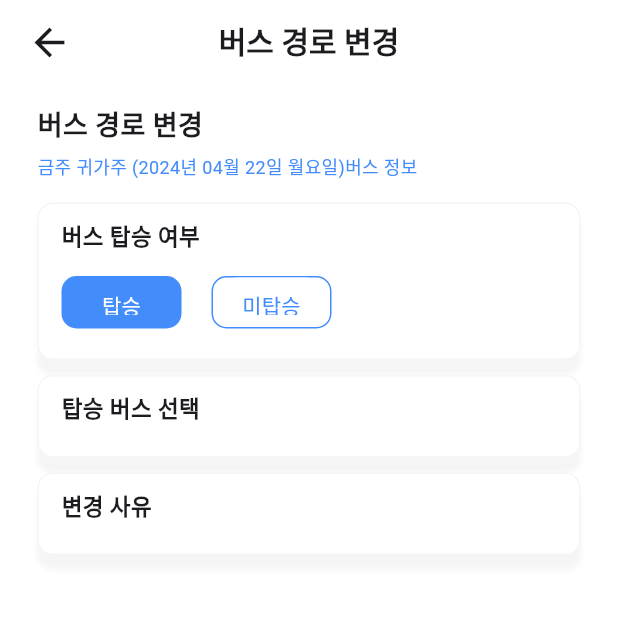
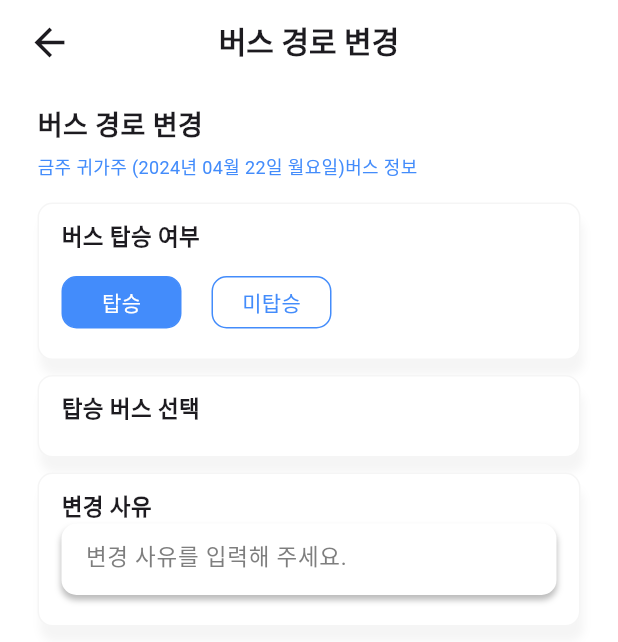
Before and after one commit to Guardian-Bus-System/web, a Flutter app: the screen it shows after launch, after a tap on "xxx님, 안녕하세요!", on a phone screen of 412 x 824 dp. Shown: the top 642 px of the screen. Run offline on Flutter 3.47's test engine with Material 3 defaults, Android fonts, the phone set to English and light mode, and no system bars; our stand-ins replace flutter_local_notifications, get, shared_preferences, velocity_x.

Commit message:
first-front

```diff
--- a/lib/controller/change_pw_controller.dart
+++ b/lib/controller/change_pw_controller.dart
@@ -1,7 +1,7 @@
 import 'dart:async';
 import 'dart:convert';
 import 'package:capstone_front/screen/auth/authPages/login_page.dart';
-import 'package:capstone_front/screen/auth/widgets/formatter.dart';
+import 'package:capstone_front/screen/widget/AuthWidgets/formatter.dart';
 import 'package:capstone_front/utils/api_endpoint.dart';
 import 'package:flutter/material.dart';
 import 'package:get/get.dart';
--- a/lib/controller/login_controller.dart
+++ b/lib/controller/login_controller.dart
@@ -2,7 +2,7 @@ import 'dart:async';
 import 'dart:convert';
 
 import 'package:capstone_front/screen/pages/home_screen.dart';
-import 'package:capstone_front/screen/auth/widgets/formatter.dart';
+import 'package:capstone_front/screen/widget/AuthWidgets/formatter.dart';
 import 'package:capstone_front/utils/api_endpoint.dart';
 import 'package:flutter/material.dart';
 import 'package:get/get.dart';
--- a/lib/screen/CustomSide/color_theme.dart
+++ b/lib/screen/CustomSide/color_theme.dart
@@ -2,6 +2,7 @@
 import 'package:flutter/material.dart';
 
 const baseColor =  Color.fromRGBO(67, 140, 251, 1);
+const drawerBacgroundColor = Color.fromRGBO(255, 254, 254, 1);
 const bacgroundOrTextColor = Colors.white;
 const backgroundColor = Colors.white;
 const black = Colors.black;
--- a/lib/screen/auth/authPages/cerfication_page.dart
+++ b/lib/screen/auth/authPages/cerfication_page.dart
@@ -3,8 +3,8 @@ import 'package:capstone_front/screen/CustomSide/color_theme.dart';
 import 'package:capstone_front/screen/CustomSide/spaceing_box.dart';
 import 'package:capstone_front/screen/auth/authPages/change_pw_page.dart';
 import 'package:capstone_front/screen/auth/authPages/login_page.dart';
-import 'package:capstone_front/screen/auth/widgets/input_Field.dart';
-import 'package:capstone_front/screen/auth/widgets/submit_button.dart';
+import 'package:capstone_front/screen/widget/AuthWidgets/input_Field.dart';
+import 'package:capstone_front/screen/widget/AuthWidgets/submit_button.dart';
 import 'package:capstone_front/utils/img.dart';
 import 'package:flutter/material.dart';
 import 'package:get/get.dart';
--- a/lib/screen/auth/authPages/change_pw_page.dart
+++ b/lib/screen/auth/authPages/change_pw_page.dart
@@ -3,8 +3,8 @@ import 'package:capstone_front/screen/CustomSide/color_theme.dart';
 import 'package:capstone_front/screen/CustomSide/font_size.dart';
 import 'package:capstone_front/screen/CustomSide/spaceing_box.dart';
 import 'package:capstone_front/screen/auth/authPages/login_page.dart';
-import 'package:capstone_front/screen/auth/widgets/input_Field.dart';
-import 'package:capstone_front/screen/auth/widgets/submit_button.dart';
+import 'package:capstone_front/screen/widget/AuthWidgets/input_Field.dart';
+import 'package:capstone_front/screen/widget/AuthWidgets/submit_button.dart';
 import 'package:capstone_front/utils/img.dart';
 import 'package:flutter/material.dart';
 import 'package:get/get.dart';
--- a/lib/screen/auth/authPages/login_page.dart
+++ b/lib/screen/auth/authPages/login_page.dart
@@ -7,8 +7,8 @@ import 'package:flutter/material.dart';
 import 'package:get/get.dart';
 import 'package:velocity_x/velocity_x.dart';
 
-import '../widgets/input_Field.dart';
-import '../widgets/submit_button.dart';
+import '../../widget/AuthWidgets/input_Field.dart';
+import '../../widget/AuthWidgets/submit_button.dart';
 
 class LoginPage extends StatefulWidget {
   const LoginPage({super.key});
--- a/lib/screen/pages/changeBusRoute_screen.dart
+++ b/lib/screen/pages/changeBusRoute_screen.dart
@@ -1,6 +1,7 @@
 import 'package:capstone_front/screen/CustomSide/color_theme.dart';
 import 'package:capstone_front/screen/CustomSide/font_size.dart';
 import 'package:capstone_front/screen/CustomSide/spaceing_box.dart';
+import 'package:capstone_front/screen/widget/AuthWidgets/input_Field.dart';
 import 'package:capstone_front/screen/widget/bus/busRouteChange_container.dart';
 import 'package:capstone_front/screen/widget/bus/busTakeButtonWidget.dart';
 import 'package:capstone_front/screen/widget/custom_appbar.dart';
@@ -17,6 +18,8 @@ class ChangeBusRouteScreen extends StatefulWidget {
 }
 
 class _ChangeBusRouteScreenState extends State<ChangeBusRouteScreen> {
+  TextEditingController textEditingController = TextEditingController();
+
   @override
   Widget build(BuildContext context) {
     return Scaffold(
@@ -57,7 +60,11 @@ class _ChangeBusRouteScreenState extends State<ChangeBusRouteScreen> {
             height10,
             BusRouteChangeContainer(
               containerName: '변경 사유',
-              child: Container(),
+              child: InputTextFieldWidget(
+                textEditingController: textEditingController,
+                hitText: '변경 사유를 입력해 주세요.\n(사유가 타당하지 않을 경우 경로 변경이 불가합니다.',
+                blindetext: false
+              ),
             ),
           ],
         ).pSymmetric(h: 25),
--- a/lib/screen/pages/home_screen.dart
+++ b/lib/screen/pages/home_screen.dart
@@ -3,8 +3,8 @@ import 'package:capstone_front/screen/CustomSide/spaceing_box.dart';
 import 'package:capstone_front/screen/widget/bus/busList_container.dart';
 import 'package:capstone_front/screen/widget/bus/busUserInfo_container.dart';
 import 'package:capstone_front/screen/widget/customHomeAppbarWidget.dart';
-import 'package:capstone_front/screen/auth/widgets/formatter.dart';
-import 'package:capstone_front/screen/auth/widgets/scrolling_text.dart';
+import 'package:capstone_front/screen/widget/AuthWidgets/formatter.dart';
+import 'package:capstone_front/screen/widget/AuthWidgets/scrolling_text.dart';
 import 'package:capstone_front/screen/widget/drawer_widget.dart';
 import 'package:capstone_front/screen/widget/notification/notification.dart';
 import 'package:flutter/cupertino.dart';
--- a/lib/screen/auth/widgets/input_Field.dart
+++ b/lib/screen/widget/AuthWidgets/input_Field.dart
@@ -1,5 +1,5 @@
-import 'package:capstone_front/screen/auth/widgets/formatter.dart';
-import 'package:capstone_front/screen/auth/widgets/input_container.dart';
+import 'package:capstone_front/screen/widget/AuthWidgets/formatter.dart';
+import 'package:capstone_front/screen/widget/AuthWidgets/input_container.dart';
 import 'package:flutter/material.dart';
 import 'package:flutter/services.dart';
 
--- a/lib/screen/auth/widgets/submit_button.dart
+++ b/lib/screen/widget/AuthWidgets/submit_button.dart
@@ -12,7 +12,8 @@ class SubmitButton extends StatelessWidget {
 
   @override
   Widget build(BuildContext context) {
-    return JoinContainer(widget:
+    return JoinContainer(
+      widget:
       ElevatedButton(
         style: ButtonStyle(
           shape: MaterialStateProperty.all<RoundedRectangleBorder>(
--- a/lib/screen/widget/bus/busRouteChange_container.dart
+++ b/lib/screen/widget/bus/busRouteChange_container.dart
@@ -21,8 +21,8 @@ class BusRouteChangeContainer extends StatelessWidget {
           BoxShadow(
             color: Colors.grey.withOpacity(0.1),
             spreadRadius: 0,
-            blurRadius: 2.0,
-            offset: const Offset(0, 10),
+            blurRadius: 4.0,
+            offset: const Offset(2, 10),
           ),],
       ),
       child: Column(
--- a/lib/screen/widget/bus/busTakeButtonWidget.dart
+++ b/lib/screen/widget/bus/busTakeButtonWidget.dart
@@ -15,19 +15,23 @@ class BusTakeButtonWidget extends StatefulWidget {
 class _BusTakeButtonWidgetState extends State<BusTakeButtonWidget> {
   @override
   Widget build(BuildContext context) {
-    return Container(
-      width: 80, height: 35,
-      decoration: BoxDecoration(
-        color: widget.buttonText == "탑승" ? baseColor : backgroundColor,
-        border: Border.all(width: 1, color: baseColor),
-        borderRadius: BorderRadius.circular(10)
-      ),
-      child: TextButton(
-        onPressed: () {},
-        style: ButtonStyle(
-          backgroundColor: MaterialStatePropertyAll( widget.buttonText == "탑승" ? baseColor : backgroundColor)
+    return InkWell(
+      onTap: () {
+        print('asdad');
+      },
+      child: Container(
+        width: 80, height: 35,
+        decoration: BoxDecoration(
+          color: widget.buttonText == "탑승" ? baseColor : backgroundColor,
+          border: Border.all(width: 1, color: baseColor),
+          borderRadius: BorderRadius.circular(10)
         ),
-        child: widget.buttonText.text.color(widget.buttonText != "탑승" ? baseColor : white).size(FontSiz14).make()
+        child: Center(
+          child: widget.buttonText
+                  .text
+                  .color(widget.buttonText != "탑승" ? baseColor : white)
+                  .size(FontSiz14).make()
+        )
       ),
     );
   }
--- a/lib/screen/widget/drawer_widget.dart
+++ b/lib/screen/widget/drawer_widget.dart
@@ -1,8 +1,13 @@
+import 'package:capstone_front/screen/CustomSide/color_theme.dart';
+import 'package:capstone_front/screen/CustomSide/font_size.dart';
+import 'package:capstone_front/screen/CustomSide/spaceing_box.dart';
 import 'package:capstone_front/screen/auth/authPages/login_page.dart';
-import 'package:capstone_front/screen/auth/widgets/submit_button.dart';
+import 'package:capstone_front/screen/widget/AuthWidgets/submit_button.dart';
+import 'package:capstone_front/utils/img.dart';
 import 'package:flutter/material.dart';
 import 'package:get/get.dart';
 import 'package:shared_preferences/shared_preferences.dart';
+import 'package:velocity_x/velocity_x.dart';
 
 class DrawerWidget extends StatelessWidget {
   const DrawerWidget({super.key});
@@ -11,49 +16,56 @@ class DrawerWidget extends StatelessWidget {
   Widget build(BuildContext context) {
 
     final Future<SharedPreferences> _prefs = SharedPreferences.getInstance();
+    bool isLogin = false;
 
     return Container(
+      color: bacgroundOrTextColor,
       child: Drawer(
-        backgroundColor: Colors.white,
+        backgroundColor: drawerBacgroundColor,
         child: Column(
+          crossAxisAlignment: CrossAxisAlignment.start,
           children: [
-            DrawerHeader(
-              child: Container(
-                decoration: BoxDecoration(border: Border.all(color: Colors.black, width: 1.5)),
-                child: Row(children: [Text('DrawerHeadeasddr')]),
+            Image.asset(GoBusLogo,width: 95),
+            height20,height5,
+            Row(
+              children: [
+                '학생'.text.bold.color(baseColor).size(FontSiz18).make(),
+                ' 3104 김주오'.text.bold.size(FontSiz18).make()
+              ],
             ),
-              decoration: BoxDecoration(color: Colors.grey[400]),
-              padding: const EdgeInsets.all(30), // 검은테두리 밖의 회색영역
-              margin: const EdgeInsets.all(10), // 흰색 영역
-            ),
-            Flexible(
-              child: Container(
-                color: Colors.blue,
-                child: SubmitButton(
-                  title: '공지',
-                  onPressed:() async {
+            height20,height20,
+
+            InkWell(
+              onTap: () async {
                 final SharedPreferences? prefs = await _prefs;
                 prefs?.clear();
+                // ignore: dead_code
+                if(isLogin){
+                  Get.offAll(const LoginPage());
+                }else{
                   Get.offAll(LoginPage());
+                }
               },
-                )
+              // ignore: dead_code
+              child: (isLogin ? '로그아웃' :'로그인' ).text.bold.size(FontSiz15).make(),
             ),
+            height20,
+            InkWell(
+              onTap: () {},
+              child: '회원정보 변경'.text.bold.size(FontSiz15).make(),
             ),
-            Flexible(
-              child: Container(
-                color: Colors.green,
-                child: SubmitButton(
-                  title: '로그인',
-                  onPressed:() async {
-                    final SharedPreferences? prefs = await _prefs;
-                    prefs?.clear();
-                    Get.offAll(LoginPage());
-                  },
-                )
+            height20,
+            InkWell(
+              onTap: () {},
+              child: '공지사항'.text.bold.size(FontSiz15).make(),
             ),
+            height20,
+            InkWell(
+              onTap: () {},
+              child: '호차정보'.text.bold.size(FontSiz15).make(),
             ),
           ],
-        )
+        ).pOnly(top: 69, left: 29)
       ),
     );
   }
--- a/lib/utils/img.dart
+++ b/lib/utils/img.dart
@@ -1 +1,2 @@
 const gbswLogoUrl = "assets/images/gbswLogo.png";
+const GoBusLogo = "assets/images/GoBus.png";
--- a/pubspec.yaml
+++ b/pubspec.yaml
@@ -72,6 +72,7 @@ flutter:
   assets:
     - assets/images/
     - assets/images/gbswLogo.png
+    - assets/images/GoBus.png
 
   # An image asset can refer to one or more resolution-specific "variants", see
   # https://flutter.dev/assets-and-images/#resolution-aware
```
Also changed, not shown: assets/images/GoBus.png (added), lib/screen/widget/AuthWidgets/formatter.dart (renamed from lib/screen/auth/widgets/formatter.dart), lib/screen/widget/AuthWidgets/input_container.dart (renamed from lib/screen/auth/widgets/input_container.dart), lib/screen/widget/AuthWidgets/scrolling_text.dart (renamed from lib/screen/auth/widgets/scrolling_text.dart). Lines whose indentation alone changed are shown as unchanged.
